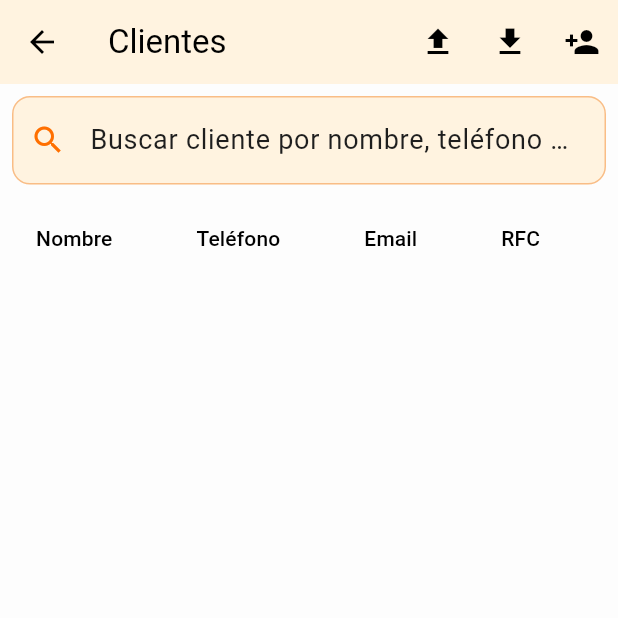
After one commit to My3009appdevelper/pharma-pos, a Flutter app: the ClientesPage screen opened directly, after a tap on the "file upload" icon, on a phone screen of 412 x 824 dp, the top half of it. The commit adds this screen. Run offline on Flutter 3.47's test engine with Material 3 defaults, Android fonts, the phone set to English and light mode, and no system bars; our stand-ins replace csv, file_picker, shared_preferences, sqflite, sqflite_common_ffi; accounts and stored records are empty; Roboto replaces fonts that are missing (TafelSansProLight).

Commit message:
Empezamos con Clientes

```diff
--- a/lib/core/database/database_service.dart
+++ b/lib/core/database/database_service.dart
@@ -44,6 +44,7 @@ class DatabaseService {
     await db.execute(DBSchema.createLotesProducto);
     await db.execute(DBSchema.createRecetas);
     await db.execute(DBSchema.createRecetaDetalle);
+    await db.execute(DBSchema.createClientes);
   }
 
   static Future<void> borrarBaseDeDatos() async {
--- a/lib/core/database/db_schema.dart
+++ b/lib/core/database/db_schema.dart
@@ -70,6 +70,29 @@ class DBSchema {
       fecha TEXT
     );
   ''';
+
+  static const String createClientes = '''
+    CREATE TABLE IF NOT EXISTS clientes (
+      id INTEGER PRIMARY KEY AUTOINCREMENT,
+      uuid_cliente TEXT UNIQUE,
+      nombreCompleto TEXT NOT NULL,
+      apellido TEXT,
+      telefono TEXT,
+      email TEXT,
+      direccion TEXT,
+      ciudad TEXT,
+      estado TEXT,
+      codigo_postal TEXT,
+      creadoEn TEXT,
+      modificadoEn TEXT,
+      rfc TEXT,
+      razonSocial TEXT,
+      usoCfdi TEXT,
+      regimenFiscal TEXT,
+      puntosAcumulados INTEGER DEFAULT 0
+    );
+  ''';
+
   static const String createSucursales = '''
     CREATE TABLE IF NOT EXISTS sucursales (
       id INTEGER PRIMARY KEY AUTOINCREMENT,
@@ -80,6 +103,7 @@ class DBSchema {
       estado TEXT
     );
   ''';
+
   static const String createInventarioSucursal = '''
   CREATE TABLE IF NOT EXISTS inventario_sucursal (
     id INTEGER PRIMARY KEY AUTOINCREMENT,
@@ -125,7 +149,7 @@ class DBSchema {
     fecha TEXT,
     id_usuario INTEGER,
     id_sucursal INTEGER,
-    id_cliente INTEGER,
+    uuid_cliente TEXT,
     total REAL,
     subtotal REAL,
     descuento_total REAL,
@@ -134,8 +158,9 @@ class DBSchema {
     modificado_en TEXT,
     observaciones TEXT,
     sincronizado INTEGER DEFAULT 0,
-    FOREIGN KEY(id_usuario) REFERENCES usuarios(id),
-    FOREIGN KEY(id_sucursal) REFERENCES sucursales(id)
+    FOREIGN KEY(id_usuario) REFERENCES usuarios(id) ON DELETE SET NULL,
+    FOREIGN KEY(id_sucursal) REFERENCES sucursales(id) ON DELETE SET NULL,
+    FOREIGN KEY(uuid_cliente) REFERENCES clientes(uuid_cliente) ON DELETE SET NULL
   );
 ''';
 
@@ -153,7 +178,7 @@ class DBSchema {
     modificado_en TEXT,
     sincronizado INTEGER DEFAULT 0,
     FOREIGN KEY(uuid_venta) REFERENCES ventas(uuid),
-    FOREIGN KEY(id_producto) REFERENCES productos(id)
+    FOREIGN KEY(id_producto) REFERENCES productos(id),
     FOREIGN KEY(id_producto) REFERENCES sucursales(id)
   );
 ''';
@@ -163,6 +188,7 @@ class DBSchema {
     id INTEGER PRIMARY KEY AUTOINCREMENT,
     uuid TEXT UNIQUE,
     uuid_venta TEXT,
+    uuid_cliente TEXT,
     nombre_paciente TEXT,
     nombre_medico TEXT,
     cedula_profesional TEXT,
@@ -171,7 +197,8 @@ class DBSchema {
     creado_en TEXT,
     modificado_en TEXT,
     sincronizado INTEGER DEFAULT 0,
-    FOREIGN KEY(uuid_venta) REFERENCES ventas(uuid)
+    FOREIGN KEY(uuid_venta) REFERENCES ventas(uuid),
+    FOREIGN KEY(uuid_cliente) REFERENCES clientes(uuid_cliente)
   );
 ''';
 
--- /dev/null
+++ b/lib/core/models/cliente_model.dart
@@ -0,0 +1,131 @@
+class ClienteModel {
+  final int? id;
+  final String uuidCliente;
+
+  final String nombreCompleto;
+  final String? apellido;
+  final String? telefono;
+  final String? email;
+
+  final String? direccion;
+  final String? ciudad;
+  final String? estado;
+  final String? codigoPostal;
+
+  final DateTime creadoEn;
+  final DateTime modificadoEn;
+
+  // Datos fiscales (para facturación SAT)
+  final String? rfc;
+  final String? razonSocial;
+  final String? usoCfdi;
+  final String? regimenFiscal;
+
+  // Puntos de cliente
+  final int puntosAcumulados;
+
+  ClienteModel({
+    this.id,
+    required this.uuidCliente,
+    required this.nombreCompleto,
+    this.apellido,
+    this.telefono,
+    this.email,
+    this.direccion,
+    this.ciudad,
+    this.estado,
+    this.codigoPostal,
+    required this.creadoEn,
+    required this.modificadoEn,
+    this.rfc,
+    this.razonSocial,
+    this.usoCfdi,
+    this.regimenFiscal,
+    this.puntosAcumulados = 0,
+  });
+
+  factory ClienteModel.fromMap(Map<String, dynamic> map) {
+    return ClienteModel(
+      id: map['id'],
+      uuidCliente: map['uuid_cliente'],
+      nombreCompleto: map['nombreCompleto'],
+      apellido: map['apellido'],
+      telefono: map['telefono'],
+      email: map['email'],
+      direccion: map['direccion'],
+      ciudad: map['ciudad'],
+      estado: map['estado'],
+      codigoPostal: map['codigo_postal'],
+      creadoEn: DateTime.tryParse(map['creadoEn'] ?? '') ?? DateTime.now(),
+      modificadoEn:
+          DateTime.tryParse(map['modificadoEn'] ?? '') ?? DateTime.now(),
+      rfc: map['rfc'],
+      razonSocial: map['razonSocial'],
+      usoCfdi: map['usoCfdi'],
+      regimenFiscal: map['regimenFiscal'],
+      puntosAcumulados: map['puntosAcumulados'] ?? 0,
+    );
+  }
+
+  Map<String, dynamic> toMap() {
+    return {
+      'id': id,
+      'uuid_cliente': uuidCliente,
+      'nombreCompleto': nombreCompleto,
+      'apellido': apellido,
+      'telefono': telefono,
+      'email': email,
+      'direccion': direccion,
+      'ciudad': ciudad,
+      'estado': estado,
+      'codigo_postal': codigoPostal,
+      'creadoEn': creadoEn.toIso8601String(),
+      'modificadoEn': modificadoEn.toIso8601String(),
+      'rfc': rfc,
+      'razonSocial': razonSocial,
+      'usoCfdi': usoCfdi,
+      'regimenFiscal': regimenFiscal,
+      'puntosAcumulados': puntosAcumulados,
+    };
+  }
+
+  ClienteModel copyWith({
+    int? id,
+    String? uuidCliente,
+    String? nombreCompleto,
+    String? apellido,
+    String? telefono,
+    String? email,
+    String? direccion,
+    String? ciudad,
+    String? estado,
+    String? codigoPostal,
+    DateTime? creadoEn,
+    DateTime? modificadoEn,
+    String? rfc,
+    String? razonSocial,
+    String? usoCfdi,
+    String? regimenFiscal,
+    int? puntosAcumulados,
+  }) {
+    return ClienteModel(
+      id: id ?? this.id,
+      uuidCliente: uuidCliente ?? this.uuidCliente,
+      nombreCompleto: nombreCompleto ?? this.nombreCompleto,
+      apellido: apellido ?? this.apellido,
+      telefono: telefono ?? this.telefono,
+      email: email ?? this.email,
+      direccion: direccion ?? this.direccion,
+      ciudad: ciudad ?? this.ciudad,
+      estado: estado ?? this.estado,
+      codigoPostal: codigoPostal ?? this.codigoPostal,
+      creadoEn: creadoEn ?? this.creadoEn,
+      modificadoEn: modificadoEn ?? this.modificadoEn,
+      rfc: rfc ?? this.rfc,
+      razonSocial: razonSocial ?? this.razonSocial,
+      usoCfdi: usoCfdi ?? this.usoCfdi,
+      regimenFiscal: regimenFiscal ?? this.regimenFiscal,
+      puntosAcumulados: puntosAcumulados ?? this.puntosAcumulados,
+    );
+  }
+}
--- /dev/null
+++ b/lib/core/providers/cliente_provider.dart
@@ -0,0 +1,66 @@
+import 'package:flutter/material.dart';
+import 'package:pos_farmacia/core/models/cliente_model.dart';
+import 'package:pos_farmacia/core/services/cliente_service.dart';
+
+class ClienteProvider extends ChangeNotifier {
+  final ClienteService _clienteService = ClienteService();
+
+  List<ClienteModel> _clientes = [];
+  ClienteModel? _clienteSeleccionado;
+
+  List<ClienteModel> get clientes => List.unmodifiable(_clientes);
+  ClienteModel? get clienteSeleccionado => _clienteSeleccionado;
+
+  /// Carga todos los clientes de la base de datos
+  Future<void> cargarClientes() async {
+    _clientes = await _clienteService.obtenerClientes();
+    notifyListeners();
+  }
+
+  /// Selecciona un cliente en el flujo de venta
+  void seleccionarCliente(ClienteModel cliente) {
+    _clienteSeleccionado = cliente;
+    notifyListeners();
+  }
+
+  /// Limpia la selección actual (por ejemplo, nueva venta)
+  void limpiarSeleccion() {
+    _clienteSeleccionado = null;
+    notifyListeners();
+  }
+
+  /// Agrega un cliente nuevo a la BD y al estado local
+  Future<void> agregarCliente(ClienteModel cliente) async {
+    await _clienteService.insertarCliente(cliente);
+    await cargarClientes(); // Refresca la lista
+  }
+
+  /// Actualiza un cliente en la base y en memoria
+  Future<void> actualizarCliente(ClienteModel cliente) async {
+    await _clienteService.actualizarCliente(cliente);
+    await cargarClientes();
+    if (_clienteSeleccionado?.uuidCliente == cliente.uuidCliente) {
+      _clienteSeleccionado = cliente;
+    }
+    notifyListeners();
+  }
+
+  /// Elimina un cliente por su UUID
+  Future<void> eliminarCliente(String uuidCliente) async {
+    await _clienteService.eliminarClientePorUuid(uuidCliente);
+    await cargarClientes();
+    if (_clienteSeleccionado?.uuidCliente == uuidCliente) {
+      limpiarSeleccion();
+    }
+    notifyListeners();
+  }
+
+  /// Actualiza solo los puntos acumulados
+  Future<void> actualizarPuntos(String uuidCliente, int nuevosPuntos) async {
+    await _clienteService.actualizarPuntos(uuidCliente, nuevosPuntos);
+    await cargarClientes();
+    notifyListeners();
+  }
+}
+// This file is part of the POS Farmacia project.
+// It defines the ClienteProvider class which manages the state and operations related to clients in the pharmacy POS system.
--- /dev/null
+++ b/lib/core/services/cliente_service.dart
@@ -0,0 +1,66 @@
+import 'package:sqflite/sqflite.dart';
+import 'package:pos_farmacia/core/database/database_service.dart';
+import 'package:pos_farmacia/core/models/cliente_model.dart';
+
+class ClienteService {
+  Future<int> insertarCliente(ClienteModel cliente) async {
+    final db = await DatabaseService.database;
+    return await db.insert(
+      'clientes',
+      cliente.toMap(),
+      conflictAlgorithm: ConflictAlgorithm.replace,
+    );
+  }
+
+  Future<List<ClienteModel>> obtenerClientes() async {
+    final db = await DatabaseService.database;
+    final List<Map<String, dynamic>> maps = await db.query(
+      'clientes',
+      orderBy: 'nombreCompleto ASC',
+    );
+    return maps.map((map) => ClienteModel.fromMap(map)).toList();
+  }
+
+  Future<ClienteModel?> obtenerClientePorUuid(String uuidCliente) async {
+    final db = await DatabaseService.database;
+    final List<Map<String, dynamic>> maps = await db.query(
+      'clientes',
+      where: 'uuid_cliente = ?',
+      whereArgs: [uuidCliente],
+      limit: 1,
+    );
+    if (maps.isNotEmpty) {
+      return ClienteModel.fromMap(maps.first);
+    }
+    return null;
+  }
+
+  Future<int> actualizarCliente(ClienteModel cliente) async {
+    final db = await DatabaseService.database;
+    return await db.update(
+      'clientes',
+      cliente.toMap(),
+      where: 'uuid_cliente = ?',
+      whereArgs: [cliente.uuidCliente],
+    );
+  }
+
+  Future<int> eliminarClientePorUuid(String uuidCliente) async {
+    final db = await DatabaseService.database;
+    return await db.delete(
+      'clientes',
+      where: 'uuid_cliente = ?',
+      whereArgs: [uuidCliente],
+    );
+  }
+
+  Future<void> actualizarPuntos(String uuidCliente, int puntosNuevos) async {
+    final db = await DatabaseService.database;
+    await db.update(
+      'clientes',
+      {'puntosAcumulados': puntosNuevos},
+      where: 'uuid_cliente = ?',
+      whereArgs: [uuidCliente],
+    );
+  }
+}
--- /dev/null
+++ b/lib/features/clientes/clientes_page.dart
@@ -0,0 +1,206 @@
+import 'dart:convert';
+import 'dart:io';
+
+import 'package:csv/csv.dart';
+import 'package:file_picker/file_picker.dart';
+import 'package:flutter/material.dart';
+import 'package:pos_farmacia/core/models/cliente_model.dart';
+import 'package:pos_farmacia/core/providers/cliente_provider.dart';
+import 'package:pos_farmacia/core/services/cliente_service.dart';
+import 'package:provider/provider.dart';
+
+class ClientesPage extends StatefulWidget {
+  const ClientesPage({Key? key}) : super(key: key);
+
+  @override
+  State<ClientesPage> createState() => _ClientesPageState();
+}
+
+class _ClientesPageState extends State<ClientesPage> {
+  String _filtro = '';
+
+  @override
+  void initState() {
+    super.initState();
+    final clienteProvider = Provider.of<ClienteProvider>(
+      context,
+      listen: false,
+    );
+    clienteProvider.cargarClientes();
+  }
+
+  @override
+  Widget build(BuildContext context) {
+    final clienteProvider = Provider.of<ClienteProvider>(context);
+    final clientesFiltrados = clienteProvider.clientes.where((cliente) {
+      final filtroLower = _filtro.toLowerCase();
+      return cliente.nombreCompleto.toLowerCase().contains(filtroLower) ||
+          (cliente.telefono?.toLowerCase().contains(filtroLower) ?? false) ||
+          (cliente.email?.toLowerCase().contains(filtroLower) ?? false);
+    }).toList();
+
+    return Scaffold(
+      appBar: AppBar(
+        title: const Text('Clientes'),
+        actions: [
+          IconButton(
+            icon: const Icon(Icons.file_upload),
+            tooltip: 'Importar CSV',
+            onPressed: _importarClientesCSV,
+          ),
+          IconButton(
+            icon: const Icon(Icons.file_download),
+            tooltip: 'Exportar CSV',
+            onPressed: _exportarClientesCSV,
+          ),
+          IconButton(
+            icon: const Icon(Icons.person_add),
+            tooltip: 'Agregar Cliente',
+            onPressed: _mostrarFormularioCliente,
+          ),
+        ],
+      ),
+      body: Column(
+        children: [
+          Padding(
+            padding: const EdgeInsets.all(8.0),
+            child: TextField(
+              decoration: const InputDecoration(
+                labelText: 'Buscar cliente por nombre, teléfono o correo',
+                prefixIcon: Icon(Icons.search),
+              ),
+              onChanged: (value) {
+                setState(() {
+                  _filtro = value;
+                });
+              },
+            ),
+          ),
+          Expanded(
+            child: SingleChildScrollView(
+              scrollDirection: Axis.horizontal,
+              child: DataTable(
+                columns: const [
+                  DataColumn(label: Text('Nombre')),
+                  DataColumn(label: Text('Teléfono')),
+                  DataColumn(label: Text('Email')),
+                  DataColumn(label: Text('RFC')),
+                  DataColumn(label: Text('Puntos')),
+                ],
+                rows: clientesFiltrados.map((ClienteModel cliente) {
+                  return DataRow(
+                    cells: [
+                      DataCell(Text(cliente.nombreCompleto)),
+                      DataCell(Text(cliente.telefono ?? '')),
+                      DataCell(Text(cliente.email ?? '')),
+                      DataCell(Text(cliente.rfc ?? '')),
+                      DataCell(Text(cliente.puntosAcumulados.toString())),
+                    ],
+                  );
+                }).toList(),
+              ),
+            ),
+          ),
+        ],
+      ),
+    );
+  }
+
+  Future<void> _importarClientesCSV() async {
+    final result = await FilePicker.platform.pickFiles(
+      type: FileType.custom,
+      allowedExtensions: ['csv'],
+    );
+
+    if (result != null && result.files.single.path != null) {
+      final path = result.files.single.path!;
+      final provider = Provider.of<ClienteProvider>(context, listen: false);
+      final service = ClienteService();
+
+      List<List<dynamic>> fields;
+
+      try {
+        final input = File(path).openRead();
+        fields = await input
+            .transform(utf8.decoder)
+            .transform(const CsvToListConverter(eol: '\n'))
+            .toList();
+      } catch (e) {
+        debugPrint('❌ Error al leer o parsear el CSV: $e');
+        if (context.mounted) {
+          ScaffoldMessenger.of(context).showSnackBar(
+            const SnackBar(
+              content: Text(
+                '⚠️ No se pudo leer el archivo CSV.\nAsegúrate de que esté en formato UTF-8 y con la estructura correcta.',
+              ),
+              duration: Duration(seconds: 5),
+            ),
+          );
+        }
+        return;
+      }
+
+      int agregados = 0;
+      int duplicados = 0;
+
+      for (var row in fields.skip(1)) {
+        try {
+          final uuid = row[0].toString().trim();
+          final existente = await service.obtenerClientePorUuid(uuid);
+
+          if (existente != null) {
+            debugPrint('⚠️ Cliente duplicado con UUID: $uuid');
+            duplicados++;
+            continue;
+          }
+
+          final cliente = ClienteModel(
+            uuidCliente: uuid,
+            nombreCompleto: row[1].toString(),
+            apellido: row[2].toString(),
+            telefono: row[3].toString(),
+            email: row[4].toString(),
+            direccion: row[5].toString(),
+            ciudad: row[6].toString(),
+            estado: row[7].toString(),
+            codigoPostal: row[8].toString(),
+            creadoEn: DateTime.tryParse(row[9].toString()) ?? DateTime.now(),
+            modificadoEn:
+                DateTime.tryParse(row[10].toString()) ?? DateTime.now(),
+            rfc: row[11].toString(),
+            razonSocial: row[12].toString(),
+            usoCfdi: row[13].toString(),
+            regimenFiscal: row[14].toString(),
+            puntosAcumulados: int.tryParse(row[15].toString()) ?? 0,
+          );
+
+          await provider.agregarCliente(cliente);
+          agregados++;
+        } catch (e) {
+          debugPrint('❌ Error importando fila: $e\\n$row');
+        }
+      }
+
+      await provider.cargarClientes();
+
+      ScaffoldMessenger.of(context).showSnackBar(
+        SnackBar(
+          content: Text(
+            '✅ Importación completada.\nClientes agregados: $agregados\nDuplicados ignorados: $duplicados',
+          ),
+          duration: const Duration(seconds: 4),
+        ),
+      );
+    }
+  }
+
+  void _exportarClientesCSV() {
+    // TODO: Implementar exportación de CSV
+    debugPrint("Exportar CSV presionado");
+  }
+
+  void _mostrarFormularioCliente() {
+    // TODO: Navegar o mostrar formulario modal para agregar cliente
+    debugPrint("Agregar cliente presionado");
+  }
+}
--- a/lib/features/home_page.dart
+++ b/lib/features/home_page.dart
@@ -1,4 +1,5 @@
 import 'package:flutter/material.dart';
+import 'package:pos_farmacia/features/clientes/clientes_page.dart';
 import 'package:pos_farmacia/features/stock/stock_page.dart';
 import 'package:pos_farmacia/features/sucursal/sucursal_page.dart';
 import 'package:pos_farmacia/features/ventas/historial_ventas_page.dart';
@@ -39,7 +40,7 @@ class HomePage extends StatelessWidget {
       VentasPage(),
       StockPage(),
       HistorialVentasPage(),
-      const Text('Clientes'),
+      ClientesPage(),
       const Text('Corte de Caja'),
       const Text('Operaciones'),
       const Text('Reportes'),
--- a/lib/main.dart
+++ b/lib/main.dart
@@ -1,5 +1,6 @@
 import 'package:flutter/material.dart';
 import 'package:pos_farmacia/core/database/database_service.dart';
+import 'package:pos_farmacia/core/providers/cliente_provider.dart';
 import 'package:pos_farmacia/core/providers/detalle_venta_provider.dart';
 import 'package:pos_farmacia/core/providers/receta_provider.dart';
 import 'package:pos_farmacia/core/providers/venta_provider.dart';
@@ -38,6 +39,7 @@ void main() async {
         ChangeNotifierProvider(create: (_) => VentaProvider()),
         ChangeNotifierProvider(create: (_) => DetalleVentaProvider()),
         ChangeNotifierProvider(create: (_) => RecetaProvider()),
+        ChangeNotifierProvider(create: (_) => ClienteProvider()),
       ],
       child: const MyApp(),
     ),
```
